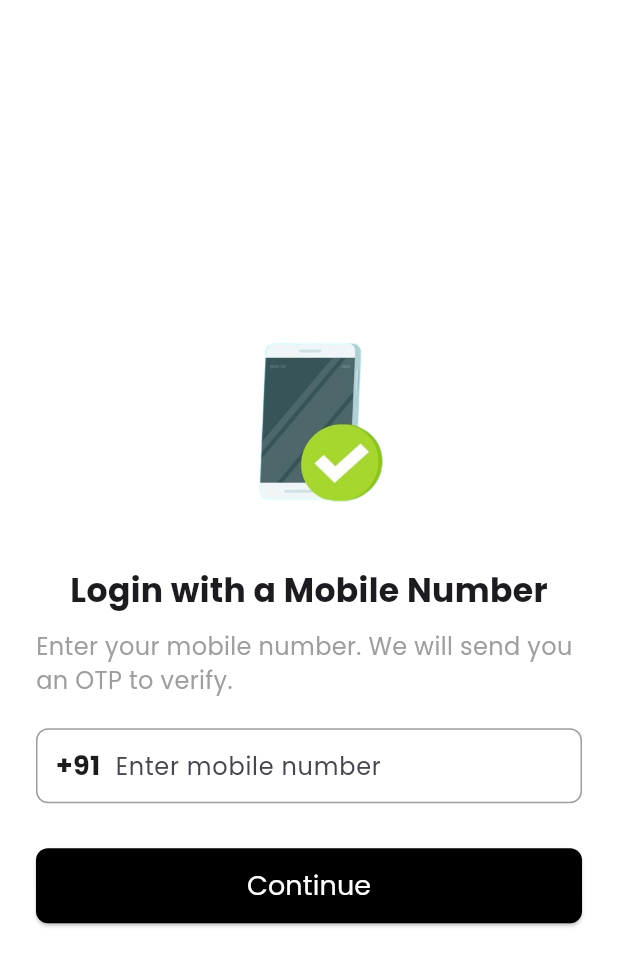
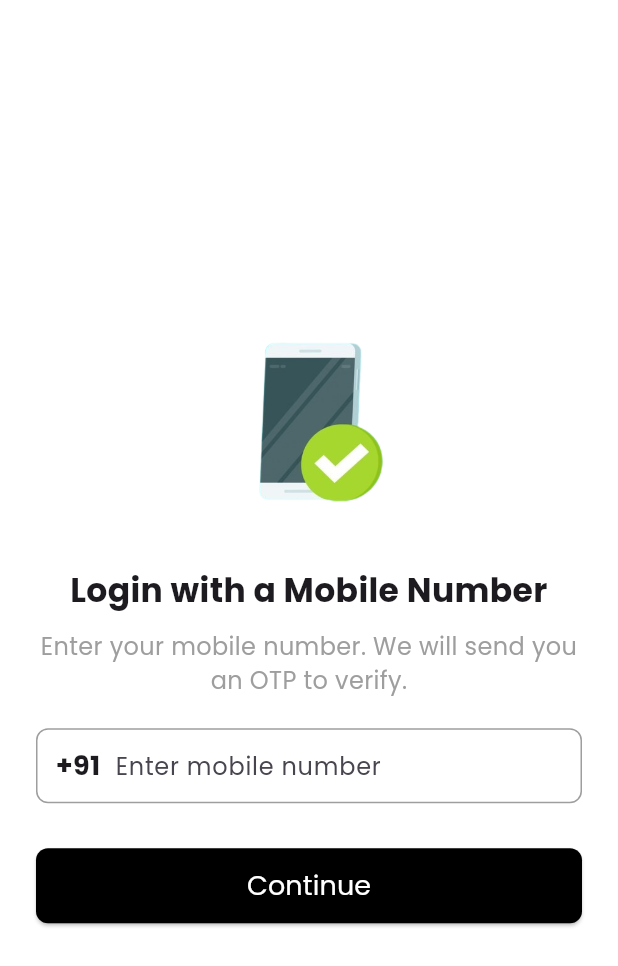
Before and after one commit to skhasan071/college_app, a Flutter app: the Mobilenoauth screen opened directly, on a phone screen of 412 x 824 dp. Shown: the top 966 px of the screen. Run offline on Flutter 3.47's test engine with Material 3 defaults, Android fonts, the phone set to English and light mode, and no system bars; our stand-ins replace geocoding, geolocator, get, google_sign_in, pin_code_fields, share_plus and 1 more; missing offline and left inert: dart:html; accounts and stored records are empty; network calls fail.

Commit message:
small fix

```diff
--- a/lib/view/SignUpLogin/mobilenoauth.dart
+++ b/lib/view/SignUpLogin/mobilenoauth.dart
@@ -62,15 +62,22 @@ class _MobilenoauthState extends State<Mobilenoauth> {
             children: [
               Image.asset('assets/otp_image.png', height: 150),
               SizedBox(height: 20),
+              Column(
+                children: [
                   Text(
                     "Login with a Mobile Number",
+                    textAlign: TextAlign.center,
                     style: TextStyle(fontSize: 22, fontWeight: FontWeight.bold),
                   ),
                   SizedBox(height: 10),
                   Text(
                     "Enter your mobile number. We will send you an OTP to verify.",
+                    textAlign: TextAlign.center,
                     style: TextStyle(fontSize: 16, color: Colors.grey),
                   ),
+                ],
+              ),
+
               SizedBox(height: 20),
               Container(
                 padding: EdgeInsets.symmetric(horizontal: 12),
```
Lines whose indentation alone changed are shown as unchanged.
